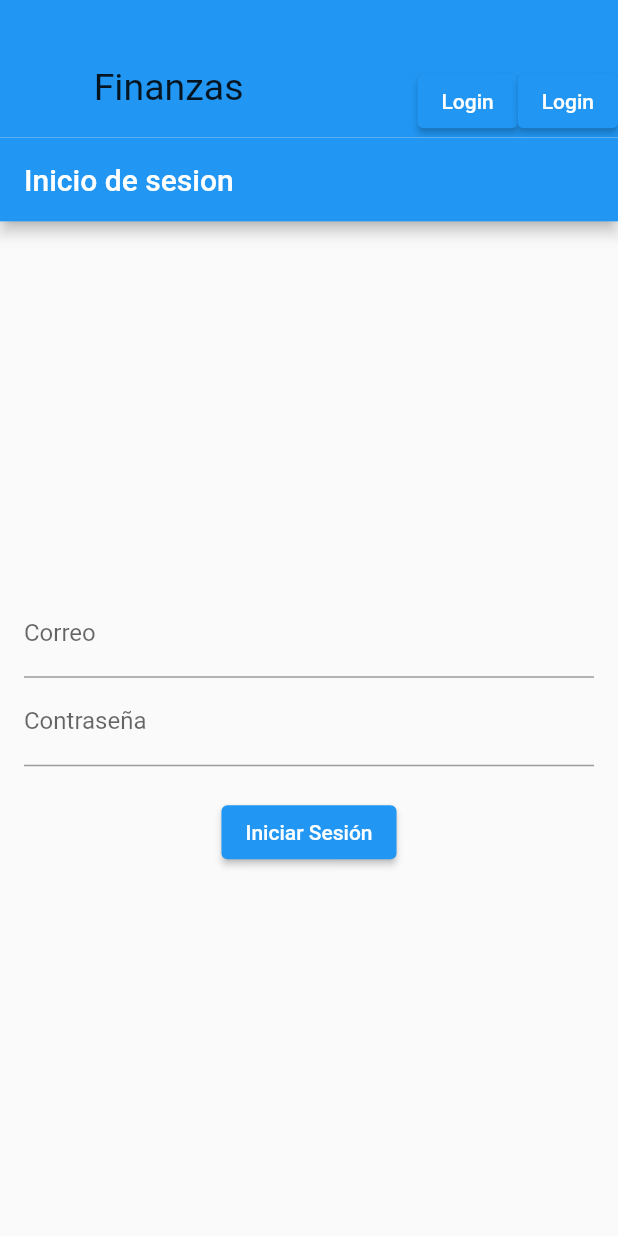
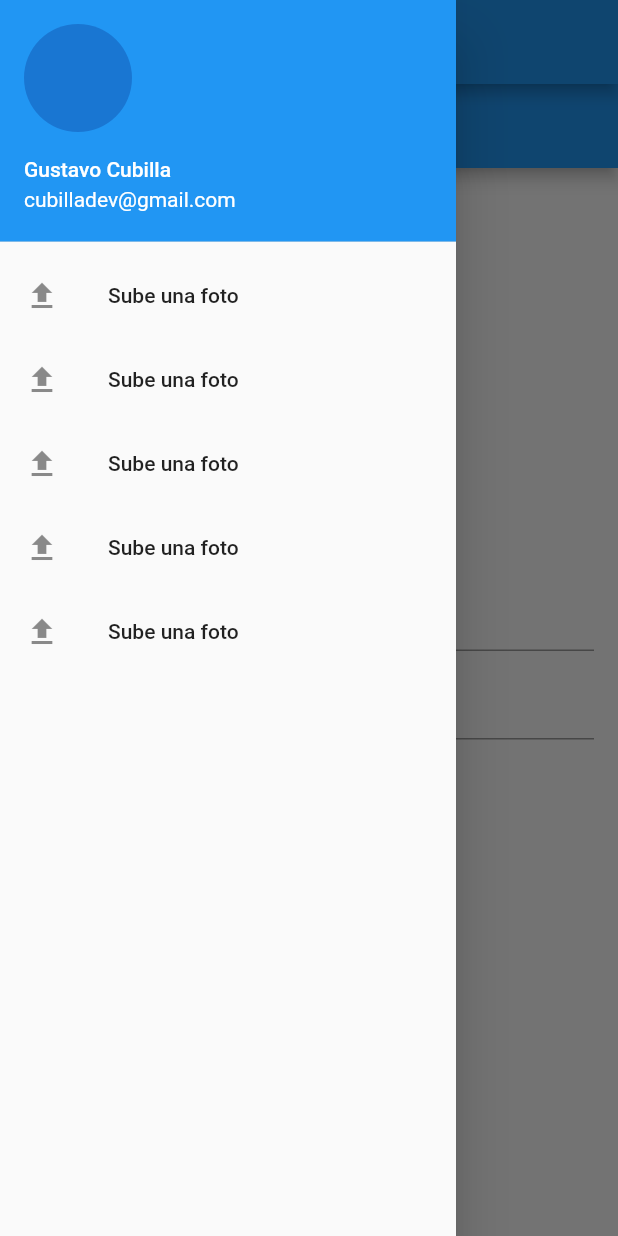
Before and after one commit to Cubilla-Dev/finanzas_blog, a Flutter app: the LoginScreen screen opened by its route, with the side drawer open (before the commit the screen has no drawer), on a phone screen of 412 x 824 dp. Run offline on Flutter 3.47's test engine with Material 2 defaults, Android fonts, the phone set to English and light mode, and no system bars; our stand-ins replace flutter_dotenv, gap, go_router, line_icons, shared_preferences; accounts and stored records are empty; network calls fail.

Commit message:
Se agrego menu

```diff
--- a/lib/src/pages/Home.dart
+++ b/lib/src/pages/Home.dart
@@ -65,9 +65,6 @@ class _MyHomePageState extends State<MyHomePage> {
 
     return MaterialApp(
       home: Scaffold(
-        // appBar: AppBar(
-        //   title: Text('Ejemplo de Tarjeta '),
-        // ),
         body: Container(
           width: screenWidth,
           height: screenHeight,
--- /dev/null
+++ b/lib/src/pages/menu.dart
@@ -0,0 +1,55 @@
+import 'package:flutter/material.dart';
+import 'package:line_icons/line_icons.dart';
+
+class Menu extends StatelessWidget {
+  const Menu({super.key});
+
+  @override
+  Widget build(BuildContext context) {
+    return Drawer(
+      child: ListView(
+        padding: EdgeInsets.zero,
+        children: [
+          UserAccountsDrawerHeader(
+            accountName: const Text('Gustavo Cubilla'),
+            accountEmail: const Text('cubilladev@gmail.com'),
+            currentAccountPicture: CircleAvatar(
+                // child: ClipOval(child: Image.asset('img/name.png'),),
+                ),
+            // decoration: BoxDecoration(
+            //     color: Colors.pinkAccent,
+            //     image: DecorationImage(
+            //         //fit es para que tome todo el fondo  o si no una parte nomas
+            //         image: AssetImage('RUTA_DE_IMG_FONDO'),
+            //         fit: BoxFit.cover)),
+          ),
+          ListTile(
+            leading: Icon(Icons.file_upload),
+            title: Text('Sube una foto'),
+            onTap: () {},
+          ),
+          ListTile(
+            leading: Icon(Icons.file_upload),
+            title: Text('Sube una foto'),
+            onTap: () {},
+          ),
+          ListTile(
+            leading: Icon(Icons.file_upload),
+            title: Text('Sube una foto'),
+            onTap: () {},
+          ),
+          ListTile(
+            leading: Icon(Icons.file_upload),
+            title: Text('Sube una foto'),
+            onTap: () {},
+          ),
+          ListTile(
+            leading: Icon(Icons.file_upload),
+            title: Text('Sube una foto'),
+            onTap: () {},
+          )
+        ],
+      ),
+    );
+  }
+}
```
Also changed, not shown: lib/main.dart (+20 -18 lines), lib/src/pages/Blog.dart (+20 -6 lines), lib/src/pages/button_opcion.dart (+41 -43 lines), lib/src/pages/navegacion.dart (+46 -30 lines), 1 other file.
